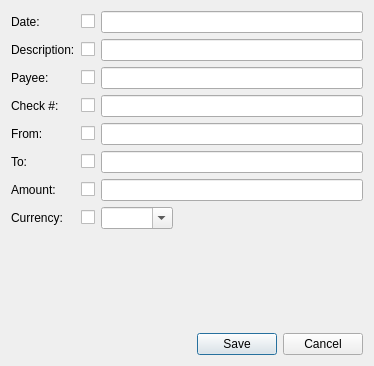
First picture: the form in qt/ui/mass_edition_panel.ui, repository Mouchnino/moneyguru, before the edit.
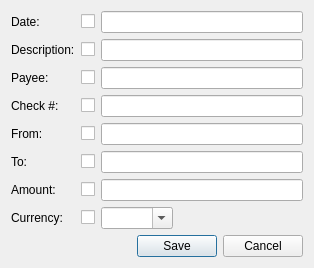
Second picture: the form after the edit. Custom widgets are drawn as their Qt base class.

What changed in the file:
```diff
--- a/qt/ui/mass_edition_panel.ui
+++ b/qt/ui/mass_edition_panel.ui
@@ -6,8 +6,8 @@
    <rect>
     <x>0</x>
     <y>0</y>
-    <width>374</width>
-    <height>366</height>
+    <width>314</width>
+    <height>267</height>
    </rect>
   </property>
   <property name="windowTitle">
```
